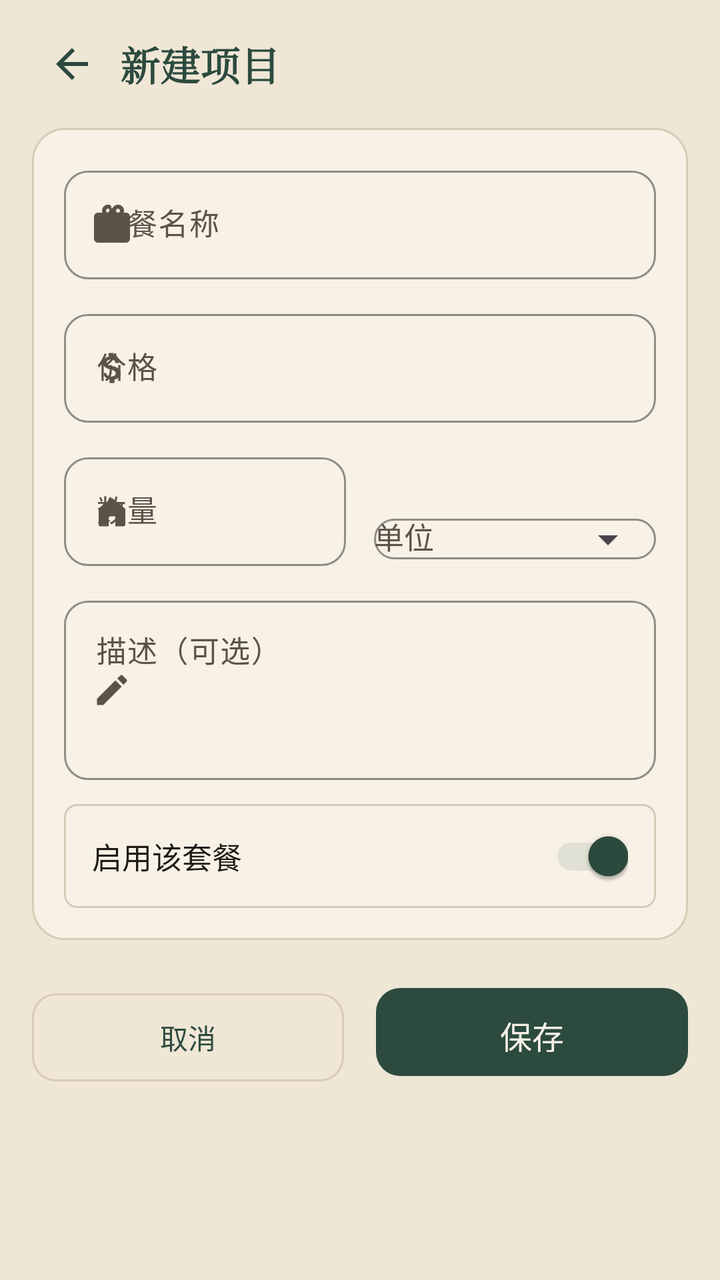
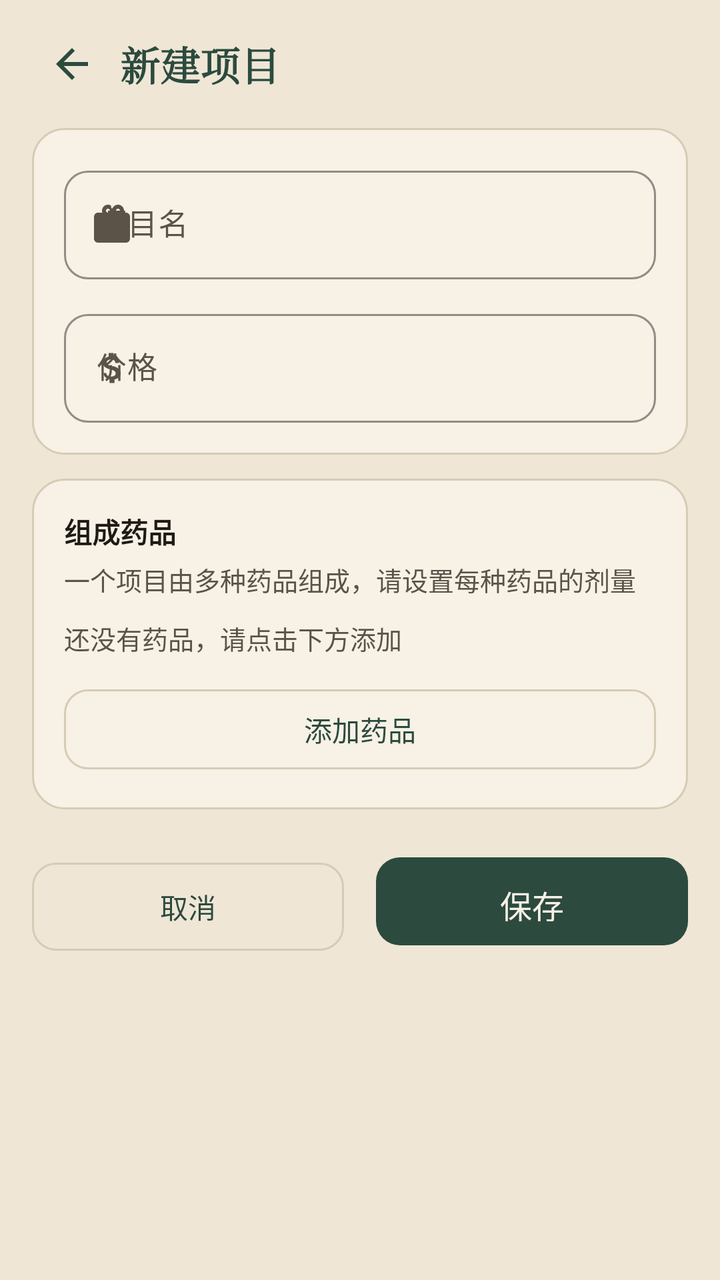

Compare the two renders of this Android layout. The source of the first and the diff that turns it into the second are given below.
<!-- AndroidManifest.xml: application theme Theme.HairClinic -->
<!-- res/layout/fragment_project_edit.xml -->
<?xml version="1.0" encoding="utf-8"?>
<ScrollView xmlns:android="http://schemas.android.com/apk/res/android"
    xmlns:app="http://schemas.android.com/apk/res-auto"
    android:layout_width="match_parent"
    android:layout_height="match_parent"
    android:background="@color/paper"
    android:fillViewport="true">

    <LinearLayout
        android:layout_width="match_parent"
        android:layout_height="wrap_content"
        android:orientation="vertical"
        android:paddingHorizontal="16dp"
        android:paddingTop="8dp"
        android:paddingBottom="24dp">

        <LinearLayout
            android:layout_width="match_parent"
            android:layout_height="48dp"
            android:gravity="center_vertical"
            android:orientation="horizontal">
            <ImageButton
                android:id="@+id/backBtn"
                android:layout_width="40dp"
                android:layout_height="40dp"
                android:background="?attr/selectableItemBackgroundBorderless"
                android:contentDescription="返回"
                android:padding="8dp"
                android:scaleType="centerInside"
                android:src="@drawable/ic_nav_back"
                app:tint="@color/pine" />
            <TextView
                android:id="@+id/pageTitle"
                android:layout_width="0dp"
                android:layout_height="wrap_content"
                android:layout_marginStart="4dp"
                android:layout_weight="1"
                android:fontFamily="serif"
                android:text="新建项目"
                android:textColor="@color/pine"
                android:textSize="20sp"
                android:textStyle="bold" />
        </LinearLayout>

        <LinearLayout
            android:layout_width="match_parent"
            android:layout_height="wrap_content"
            android:layout_marginTop="8dp"
            android:background="@drawable/bg_card"
            android:orientation="vertical"
            android:padding="16dp">

            <com.google.android.material.textfield.TextInputLayout
                style="@style/Widget.XinShang.TextInput"
                android:layout_width="match_parent"
                android:layout_height="wrap_content"
                android:hint="套餐名称"
                app:startIconDrawable="@drawable/ic_nav_projects">
                <com.google.android.material.textfield.TextInputEditText
                    android:id="@+id/inputName"
                    android:layout_width="match_parent"
                    android:layout_height="wrap_content"
                    android:inputType="text"
                    android:textColor="@color/ink"
                    android:textSize="15sp" />
            </com.google.android.material.textfield.TextInputLayout>

            <com.google.android.material.textfield.TextInputLayout
                style="@style/Widget.XinShang.TextInput"
                android:layout_width="match_parent"
                android:layout_height="wrap_content"
                android:layout_marginTop="12dp"
                android:hint="价格"
                app:startIconDrawable="@drawable/ic_form_price">
                <com.google.android.material.textfield.TextInputEditText
                    android:id="@+id/inputPrice"
                    android:layout_width="match_parent"
                    android:layout_height="wrap_content"
                    android:inputType="numberDecimal"
                    android:textColor="@color/ink"
                    android:textSize="15sp" />
            </com.google.android.material.textfield.TextInputLayout>

            <LinearLayout
                android:layout_width="match_parent"
                android:layout_height="wrap_content"
                android:layout_marginTop="12dp"
                android:orientation="horizontal">

                <com.google.android.material.textfield.TextInputLayout
                    style="@style/Widget.XinShang.TextInput"
                    android:layout_width="0dp"
                    android:layout_height="wrap_content"
                    android:layout_marginEnd="7dp"
                    android:layout_weight="1"
                    android:hint="数量"
                    app:startIconDrawable="@drawable/ic_form_graft">
                    <com.google.android.material.textfield.TextInputEditText
                        android:id="@+id/inputGraft"
                        android:layout_width="match_parent"
                        android:layout_height="wrap_content"
                        android:inputType="number"
                        android:textColor="@color/ink"
                        android:textSize="15sp" />
                </com.google.android.material.textfield.TextInputLayout>

                <com.google.android.material.textfield.TextInputLayout
                    style="@style/Widget.XinShang.TextInput"
                    android:layout_width="0dp"
                    android:layout_height="wrap_content"
                    android:layout_marginStart="7dp"
                    android:layout_weight="1"
                    android:hint="单位"
                    app:endIconMode="dropdown_menu">
                    <com.google.android.material.textfield.MaterialAutoCompleteTextView
                        android:id="@+id/inputUnit"
                        android:layout_width="match_parent"
                        android:layout_height="wrap_content"
                        android:inputType="none"
                        android:textColor="@color/ink"
                        android:textSize="15sp" />
                </com.google.android.material.textfield.TextInputLayout>
            </LinearLayout>

            <com.google.android.material.textfield.TextInputLayout
                style="@style/Widget.XinShang.TextInput"
                android:layout_width="match_parent"
                android:layout_height="wrap_content"
                android:layout_marginTop="12dp"
                android:hint="描述（可选）"
                app:startIconDrawable="@drawable/ic_form_note">
                <com.google.android.material.textfield.TextInputEditText
                    android:id="@+id/inputDesc"
                    android:layout_width="match_parent"
                    android:layout_height="wrap_content"
                    android:gravity="top"
                    android:inputType="textMultiLine"
                    android:minLines="3"
                    android:textColor="@color/ink"
                    android:textSize="15sp" />
            </com.google.android.material.textfield.TextInputLayout>

            <LinearLayout
                android:layout_width="match_parent"
                android:layout_height="52dp"
                android:layout_marginTop="12dp"
                android:background="@drawable/bg_form_panel"
                android:gravity="center_vertical"
                android:orientation="horizontal"
                android:paddingHorizontal="14dp">
                <TextView
                    android:layout_width="0dp"
                    android:layout_height="wrap_content"
                    android:layout_weight="1"
                    android:text="启用该套餐"
                    android:textColor="@color/ink"
                    android:textSize="15sp" />
                <com.google.android.material.switchmaterial.SwitchMaterial
                    android:id="@+id/inputActive"
                    android:layout_width="wrap_content"
                    android:layout_height="wrap_content"
                    android:checked="true"
                    app:thumbTint="@color/pine"
                    app:trackTint="@color/pine_soft" />
            </LinearLayout>
        </LinearLayout>

        <LinearLayout
            android:layout_width="match_parent"
            android:layout_height="wrap_content"
            android:layout_marginTop="20dp"
            android:orientation="horizontal">
            <com.google.android.material.button.MaterialButton
                android:id="@+id/cancelBtn"
                style="@style/Widget.XinShang.Button.Ghost"
                android:layout_width="0dp"
                android:layout_height="52dp"
                android:layout_marginEnd="8dp"
                android:layout_weight="1"
                android:text="取消" />
            <com.google.android.material.button.MaterialButton
                android:id="@+id/saveBtn"
                android:layout_width="0dp"
                android:layout_height="52dp"
                android:layout_marginStart="8dp"
                android:layout_weight="1"
                android:text="保存"
                android:textSize="16sp"
                app:backgroundTint="@color/pine"
                app:cornerRadius="12dp" />
        </LinearLayout>

        <com.google.android.material.button.MaterialButton
            android:id="@+id/deleteBtn"
            style="@style/Widget.XinShang.Button.Ghost"
            android:layout_width="match_parent"
            android:layout_height="52dp"
            android:layout_marginTop="12dp"
            android:text="删除项目"
            android:textColor="@color/cinnabar"
            android:visibility="gone"
            app:cornerRadius="12dp"
            app:strokeColor="@color/cinnabar" />
    </LinearLayout>
</ScrollView>
<!-- resources referenced by this layout -->
<resources>
  <color name="cinnabar">#B4452A</color>
  <color name="ink">#1F1A14</color>
  <color name="paper">#EFE6D6</color>
  <color name="pine">#2C4A3E</color>
  <color name="pine_soft">#1A2C4A3E</color>
  <!-- drawable bg_card (drawable) -->
  <?xml version="1.0" encoding="utf-8"?>
  <shape xmlns:android="http://schemas.android.com/apk/res/android">
      <solid android:color="@color/paper2" />
      <stroke android:width="1dp" android:color="@color/line" />
      <corners android:radius="16dp" />
  </shape>
  <!-- drawable bg_form_panel (drawable) -->
  <?xml version="1.0" encoding="utf-8"?>
  <shape xmlns:android="http://schemas.android.com/apk/res/android">
      <solid android:color="@color/paper2" />
      <stroke android:width="1dp" android:color="@color/line" />
      <corners android:radius="6dp" />
  </shape>
  <!-- drawable ic_form_graft (drawable) -->
  <?xml version="1.0" encoding="utf-8"?>
  <vector xmlns:android="http://schemas.android.com/apk/res/android"
      android:width="20dp"
      android:height="20dp"
      android:viewportWidth="24"
      android:viewportHeight="24">
      <path
          android:fillColor="#5C5348"
          android:pathData="M4,10.5L12,4l8,6.5V20c0,0.55 -0.45,1 -1,1h-5v-6H10v6H5c-0.55,0 -1,-0.45 -1,-1v-9.5z" />
  </vector>
  <!-- drawable ic_form_note (drawable) -->
  <?xml version="1.0" encoding="utf-8"?>
  <vector xmlns:android="http://schemas.android.com/apk/res/android"
      android:width="20dp"
      android:height="20dp"
      android:viewportWidth="24"
      android:viewportHeight="24">
      <path
          android:fillColor="#5C5348"
          android:pathData="M3,17.25V21h3.75L17.81,9.94l-3.75,-3.75L3,17.25zM20.71,7.04c0.39,-0.39 0.39,-1.02 0,-1.41l-2.34,-2.34c-0.39,-0.39 -1.02,-0.39 -1.41,0l-1.83,1.83 3.75,3.75 1.83,-1.83z" />
  </vector>
  <!-- drawable ic_nav_back (drawable) -->
  <?xml version="1.0" encoding="utf-8"?>
  <vector xmlns:android="http://schemas.android.com/apk/res/android"
      android:width="24dp"
      android:height="24dp"
      android:viewportWidth="24"
      android:viewportHeight="24">
      <path
          android:fillColor="#1F1A14"
          android:pathData="M20,11H7.83l5.59,-5.59L12,4l-8,8 8,8 1.41,-1.41L7.83,13H20v-2z" />
  </vector>
  <style name="Widget.XinShang.Button.Ghost" parent="Widget.Material3.Button.OutlinedButton">
          <item name="strokeColor">@color/line</item>
          <item name="strokeWidth">1dp</item>
          <item name="android:textColor">@color/pine</item>
          <item name="cornerRadius">12dp</item>
          <item name="android:textAllCaps">false</item>
          <item name="android:letterSpacing">0</item>
      </style>
  <color name="paper2">#F7F1E6</color>
  <color name="line">#D7CBB6</color>
  <color name="ink_soft">#5C5348</color>
  <color name="pine2">#3D6656</color>
  <style name="Widget.XinShang.Button" parent="Widget.Material3.Button">
          <item name="backgroundTint">@color/pine</item>
          <item name="android:textColor">@color/paper2</item>
          <item name="cornerRadius">12dp</item>
          <item name="android:paddingTop">12dp</item>
          <item name="android:paddingBottom">12dp</item>
          <item name="android:textAllCaps">false</item>
          <item name="android:letterSpacing">0</item>
      </style>
  <style name="ThemeOverlay.XinShang.Dialog" parent="ThemeOverlay.Material3.MaterialAlertDialog">
          <item name="colorPrimary">@color/pine</item>
          <item name="colorSurface">@color/paper2</item>
          <item name="colorOnSurface">@color/ink</item>
      </style>
  <!-- unchanged entries left out for length: 4 -->
</resources>

<!-- the commit's change to res/layout/fragment_project_edit.xml (unified diff, before → after) -->
@@ -54,7 +54,7 @@
                 style="@style/Widget.XinShang.TextInput"
                 android:layout_width="match_parent"
                 android:layout_height="wrap_content"
-                android:hint="套餐名称"
+                android:hint="项目名"
                 app:startIconDrawable="@drawable/ic_nav_projects">
                 <com.google.android.material.textfield.TextInputEditText
                     android:id="@+id/inputName"
@@ -80,89 +80,54 @@
                     android:textColor="@color/ink"
                     android:textSize="15sp" />
             </com.google.android.material.textfield.TextInputLayout>
+        </LinearLayout>
+
+        <LinearLayout
+            android:layout_width="match_parent"
+            android:layout_height="wrap_content"
+            android:layout_marginTop="12dp"
+            android:background="@drawable/bg_card"
+            android:orientation="vertical"
+            android:padding="16dp">
+
+            <TextView
+                android:layout_width="match_parent"
+                android:layout_height="wrap_content"
+                android:text="组成药品"
+                android:textColor="@color/ink"
+                android:textSize="14sp"
+                android:textStyle="bold" />
+
+            <TextView
+                android:layout_width="match_parent"
+                android:layout_height="wrap_content"
+                android:layout_marginTop="4dp"
+                android:text="一个项目由多种药品组成，请设置每种药品的剂量"
+                android:textColor="@color/ink_soft"
+                android:textSize="13sp" />
 
             <LinearLayout
+                android:id="@+id/medicineBox"
                 android:layout_width="match_parent"
                 android:layout_height="wrap_content"
-                android:layout_marginTop="12dp"
-                android:orientation="horizontal">
+                android:orientation="vertical" />
 
-                <com.google.android.material.textfield.TextInputLayout
-                    style="@style/Widget.XinShang.TextInput"
-                    android:layout_width="0dp"
-                    android:layout_height="wrap_content"
-                    android:layout_marginEnd="7dp"
-                    android:layout_weight="1"
-                    android:hint="数量"
-                    app:startIconDrawable="@drawable/ic_form_graft">
-                    <com.google.android.material.textfield.TextInputEditText
-                        android:id="@+id/inputGraft"
-                        android:layout_width="match_parent"
-                        android:layout_height="wrap_content"
-                        android:inputType="number"
-                        android:textColor="@color/ink"
-                        android:textSize="15sp" />
-                </com.google.android.material.textfield.TextInputLayout>
-
-                <com.google.android.material.textfield.TextInputLayout
-                    style="@style/Widget.XinShang.TextInput"
-                    android:layout_width="0dp"
-                    android:layout_height="wrap_content"
-                    android:layout_marginStart="7dp"
-                    android:layout_weight="1"
-                    android:hint="单位"
-                    app:endIconMode="dropdown_menu">
-                    <com.google.android.material.textfield.MaterialAutoCompleteTextView
-                        android:id="@+id/inputUnit"
-                        android:layout_width="match_parent"
-                        android:layout_height="wrap_content"
-                        android:inputType="none"
-                        android:textColor="@color/ink"
-                        android:textSize="15sp" />
-                </com.google.android.material.textfield.TextInputLayout>
-            </LinearLayout>
-
-            <com.google.android.material.textfield.TextInputLayout
-                style="@style/Widget.XinShang.TextInput"
+            <TextView
+                android:id="@+id/medicineEmpty"
                 android:layout_width="match_parent"
                 android:layout_height="wrap_content"
+                android:layout_marginTop="10dp"
+                android:text="还没有药品，请点击下方添加"
+                android:textColor="@color/ink_soft"
+                android:textSize="13sp" />
+
+            <com.google.android.material.button.MaterialButton
+                android:id="@+id/addMedicineBtn"
+                style="@style/Widget.XinShang.Button.Ghost"
+                android:layout_width="match_parent"
+                android:layout_height="48dp"
                 android:layout_marginTop="12dp"
-                android:hint="描述（可选）"
-                app:startIconDrawable="@drawable/ic_form_note">
-                <com.google.android.material.textfield.TextInputEditText
-                    android:id="@+id/inputDesc"
-                    android:layout_width="match_parent"
-                    android:layout_height="wrap_content"
-                    android:gravity="top"
-                    android:inputType="textMultiLine"
-                    android:minLines="3"
-                    android:textColor="@color/ink"
-                    android:textSize="15sp" />
-            </com.google.android.material.textfield.TextInputLayout>
-
-            <LinearLayout
-                android:layout_width="match_parent"
-                android:layout_height="52dp"
-                android:layout_marginTop="12dp"
-                android:background="@drawable/bg_form_panel"
-                android:gravity="center_vertical"
-                android:orientation="horizontal"
-                android:paddingHorizontal="14dp">
-                <TextView
-                    android:layout_width="0dp"
-                    android:layout_height="wrap_content"
-                    android:layout_weight="1"
-                    android:text="启用该套餐"
-                    android:textColor="@color/ink"
-                    android:textSize="15sp" />
-                <com.google.android.material.switchmaterial.SwitchMaterial
-                    android:id="@+id/inputActive"
-                    android:layout_width="wrap_content"
-                    android:layout_height="wrap_content"
-                    android:checked="true"
-                    app:thumbTint="@color/pine"
-                    app:trackTint="@color/pine_soft" />
-            </LinearLayout>
+                android:text="添加药品" />
         </LinearLayout>
 
         <LinearLayout
<!-- resource entries referenced after the edit -->
@@ -4,7 +4,6 @@
   <color name="ink">#1F1A14</color>
   <color name="paper">#EFE6D6</color>
   <color name="pine">#2C4A3E</color>
-  <color name="pine_soft">#1A2C4A3E</color>
   <!-- drawable bg_card (drawable) -->
   <?xml version="1.0" encoding="utf-8"?>
   <shape xmlns:android="http://schemas.android.com/apk/res/android">
@@ -12,35 +11,6 @@
       <stroke android:width="1dp" android:color="@color/line" />
       <corners android:radius="16dp" />
   </shape>
-  <!-- drawable bg_form_panel (drawable) -->
-  <?xml version="1.0" encoding="utf-8"?>
-  <shape xmlns:android="http://schemas.android.com/apk/res/android">
-      <solid android:color="@color/paper2" />
-      <stroke android:width="1dp" android:color="@color/line" />
-      <corners android:radius="6dp" />
-  </shape>
-  <!-- drawable ic_form_graft (drawable) -->
-  <?xml version="1.0" encoding="utf-8"?>
-  <vector xmlns:android="http://schemas.android.com/apk/res/android"
-      android:width="20dp"
-      android:height="20dp"
-      android:viewportWidth="24"
-      android:viewportHeight="24">
-      <path
-          android:fillColor="#5C5348"
-          android:pathData="M4,10.5L12,4l8,6.5V20c0,0.55 -0.45,1 -1,1h-5v-6H10v6H5c-0.55,0 -1,-0.45 -1,-1v-9.5z" />
-  </vector>
-  <!-- drawable ic_form_note (drawable) -->
-  <?xml version="1.0" encoding="utf-8"?>
-  <vector xmlns:android="http://schemas.android.com/apk/res/android"
-      android:width="20dp"
-      android:height="20dp"
-      android:viewportWidth="24"
-      android:viewportHeight="24">
-      <path
-          android:fillColor="#5C5348"
-          android:pathData="M3,17.25V21h3.75L17.81,9.94l-3.75,-3.75L3,17.25zM20.71,7.04c0.39,-0.39 0.39,-1.02 0,-1.41l-2.34,-2.34c-0.39,-0.39 -1.02,-0.39 -1.41,0l-1.83,1.83 3.75,3.75 1.83,-1.83z" />
-  </vector>
   <!-- drawable ic_nav_back (drawable) -->
   <?xml version="1.0" encoding="utf-8"?>
   <vector xmlns:android="http://schemas.android.com/apk/res/android"
